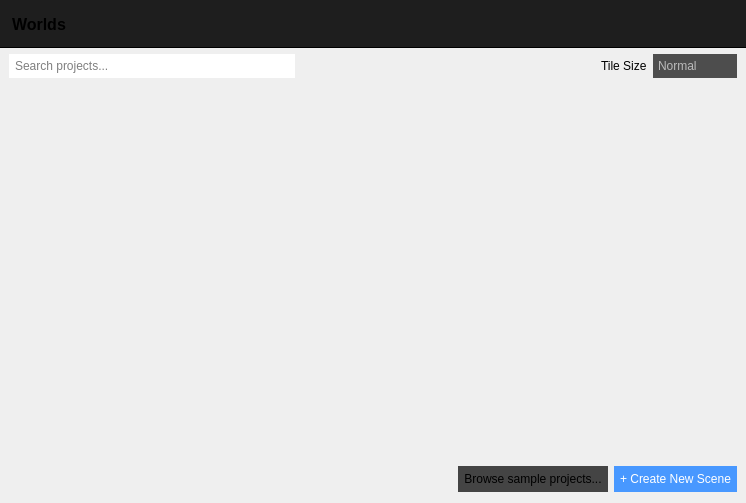
First picture: the form in src/widgets/projectmanager.ui, repository jahshaka/Studio, before the edit.
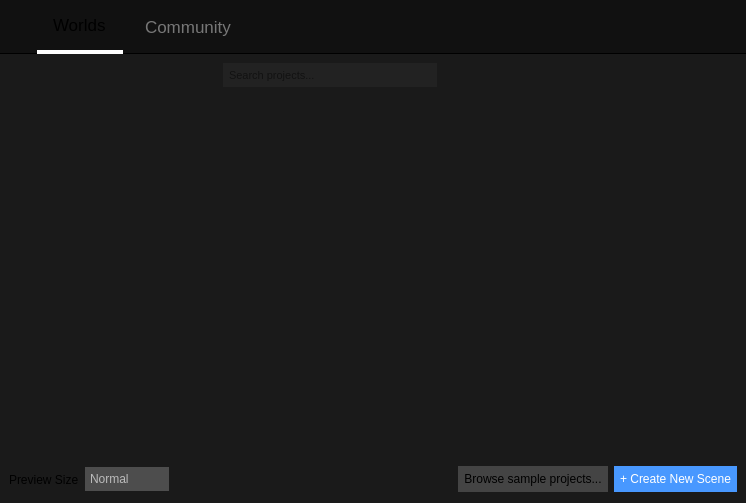
Second picture: the form after the edit. Icons and pictures are not drawn.

Commit message: Redo desktop

Patch:
```diff
--- a/src/widgets/projectmanager.ui
+++ b/src/widgets/projectmanager.ui
@@ -14,9 +14,36 @@
    <string>Form</string>
   </property>
   <property name="styleSheet">
-   <string notr="true">#lineEdit {
+   <string notr="true">#header {
+	background: #111;
+	border-bottom: 1px solid black;
+}
+
+#worlds_menu, #tutorial_menu {
+	font-size: 17px;
+	padding: 12px;
+}
+
+#worlds_menu {
+	border-bottom-width: 4px;
+	border-bottom-style: solid;
+	border-color: white;
+	border-radius: 0px;
+}
+
+#tutorial_menu {
+	color: #777;
+}
+
+#ProjectManager {
+	background: #1a1a1a;
+}
+
+#lineEdit {
+	font-size: 11px;
+	background: #222;
 	padding: 4px;
-border: 0;
+	border: 0;
 }
 
 QComboBox {
@@ -147,6 +174,9 @@
    <property name="bottomMargin">
     <number>0</number>
    </property>
+   <property name="verticalSpacing">
+    <number>0</number>
+   </property>
    <item row="0" column="0">
     <widget class="QWidget" name="header" native="true">
      <property name="sizePolicy">
@@ -158,7 +188,7 @@
      <property name="minimumSize">
       <size>
        <width>0</width>
-       <height>48</height>
+       <height>54</height>
       </size>
      </property>
      <property name="maximumSize">
@@ -168,18 +198,9 @@
       </size>
      </property>
      <property name="styleSheet">
-      <string notr="true">#header {
-	background: #1e1e1e;
-	border-bottom: 1px solid black;
-}
-
-QLabel {
-	font-size: 16px;
-	font-weight: 500;
-	padding: 8px;
-}</string>
+      <string notr="true"/>
      </property>
-     <layout class="QHBoxLayout" name="horizontalLayout" stretch="0,0">
+     <layout class="QHBoxLayout" name="horizontalLayout" stretch="0,0,0,0">
       <property name="leftMargin">
        <number>0</number>
       </property>
@@ -193,12 +214,38 @@
        <number>0</number>
       </property>
       <item>
-       <widget class="QLabel" name="label_3">
+       <spacer name="horizontalSpacer_4">
+        <property name="orientation">
+         <enum>Qt::Horizontal</enum>
+        </property>
+        <property name="sizeHint" stdset="0">
+         <size>
+          <width>40</width>
+          <height>20</height>
+         </size>
+        </property>
+       </spacer>
+      </item>
+      <item>
+       <widget class="QLabel" name="worlds_menu">
+        <property name="sizePolicy">
+         <sizepolicy hsizetype="Preferred" vsizetype="Preferred">
+          <horstretch>0</horstretch>
+          <verstretch>0</verstretch>
+         </sizepolicy>
+        </property>
         <property name="text">
          <string>Worlds</string>
         </property>
        </widget>
       </item>
+      <item>
+       <widget class="QLabel" name="tutorial_menu">
+        <property name="text">
+         <string>Community</string>
+        </property>
+       </widget>
+      </item>
       <item>
        <spacer name="horizontalSpacer">
         <property name="orientation">
@@ -248,7 +295,7 @@
          <number>0</number>
         </property>
         <property name="topMargin">
-         <number>0</number>
+         <number>9</number>
         </property>
         <property name="rightMargin">
          <number>0</number>
@@ -256,6 +303,19 @@
         <property name="bottomMargin">
          <number>0</number>
         </property>
+        <item>
+         <spacer name="horizontalSpacer_5">
+          <property name="orientation">
+           <enum>Qt::Horizontal</enum>
+          </property>
+          <property name="sizeHint" stdset="0">
+           <size>
+            <width>40</width>
+            <height>20</height>
+           </size>
+          </property>
+         </spacer>
+        </item>
         <item>
          <widget class="QLineEdit" name="lineEdit">
           <property name="placeholderText">
@@ -276,10 +336,57 @@
           </property>
          </spacer>
         </item>
+       </layout>
+      </widget>
+     </item>
+     <item row="2" column="0">
+      <widget class="QWidget" name="widget_2" native="true">
+       <property name="sizePolicy">
+        <sizepolicy hsizetype="Preferred" vsizetype="Fixed">
+         <horstretch>0</horstretch>
+         <verstretch>0</verstretch>
+        </sizepolicy>
+       </property>
+       <property name="minimumSize">
+        <size>
+         <width>0</width>
+         <height>0</height>
+        </size>
+       </property>
+       <property name="maximumSize">
+        <size>
+         <width>16777215</width>
+         <height>32</height>
+        </size>
+       </property>
+       <property name="styleSheet">
+        <string notr="true">#aaaaaabrowseProjects {
+	background: transparent;
+	font-size: 9px;
+	font-weight: bold;
+}
+
+#aaaaabrowseProjects::hover {
+	color: #3498db;
+}</string>
+       </property>
+       <layout class="QHBoxLayout" name="horizontalLayout_2">
+        <property name="leftMargin">
+         <number>0</number>
+        </property>
+        <property name="topMargin">
+         <number>3</number>
+        </property>
+        <property name="rightMargin">
+         <number>0</number>
+        </property>
+        <property name="bottomMargin">
+         <number>0</number>
+        </property>
         <item>
          <widget class="QLabel" name="label_2">
           <property name="text">
-           <string>Tile Size</string>
+           <string>Preview Size</string>
           </property>
          </widget>
         </item>
@@ -331,53 +438,6 @@
           </item>
          </widget>
         </item>
-       </layout>
-      </widget>
-     </item>
-     <item row="2" column="0">
-      <widget class="QWidget" name="widget_2" native="true">
-       <property name="sizePolicy">
-        <sizepolicy hsizetype="Preferred" vsizetype="Fixed">
-         <horstretch>0</horstretch>
-         <verstretch>0</verstretch>
-        </sizepolicy>
-       </property>
-       <property name="minimumSize">
-        <size>
-         <width>0</width>
-         <height>0</height>
-        </size>
-       </property>
-       <property name="maximumSize">
-        <size>
-         <width>16777215</width>
-         <height>32</height>
-        </size>
-       </property>
-       <property name="styleSheet">
-        <string notr="true">#aaaaaabrowseProjects {
-	background: transparent;
-	font-size: 9px;
-	font-weight: bold;
-}
-
-#aaaaabrowseProjects::hover {
-	color: #3498db;
-}</string>
-       </property>
-       <layout class="QHBoxLayout" name="horizontalLayout_2">
-        <property name="leftMargin">
-         <number>0</number>
-        </property>
-        <property name="topMargin">
-         <number>3</number>
-        </property>
-        <property name="rightMargin">
-         <number>0</number>
-        </property>
-        <property name="bottomMargin">
-         <number>0</number>
-        </property>
         <item>
          <spacer name="horizontalSpacer_2">
           <property name="orientation">
```
The commit also changes 2 other files.
